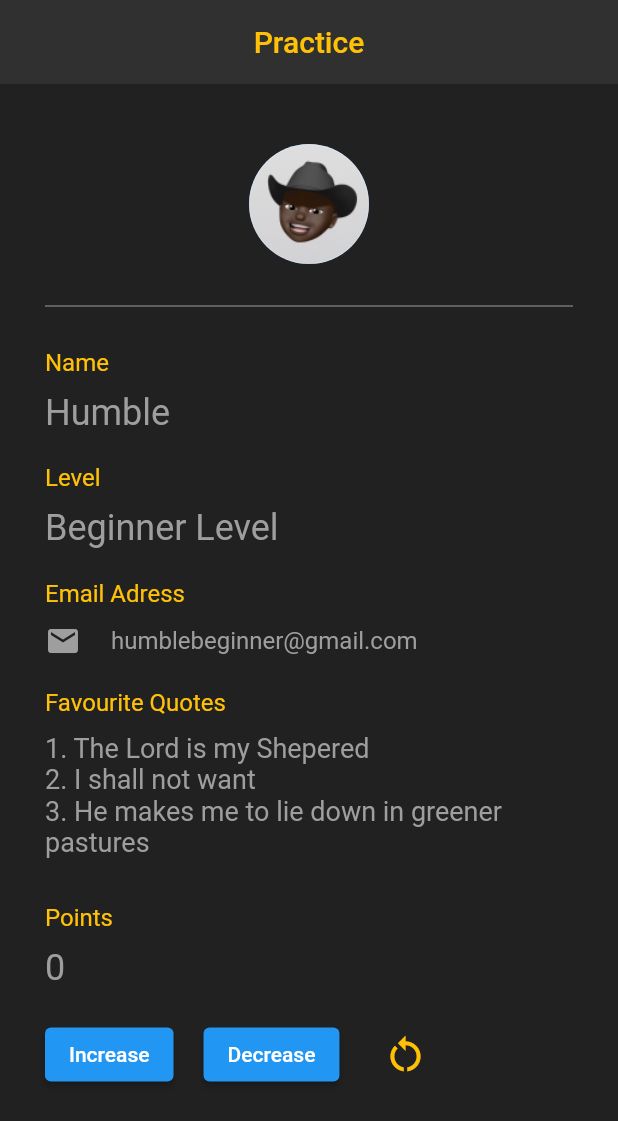
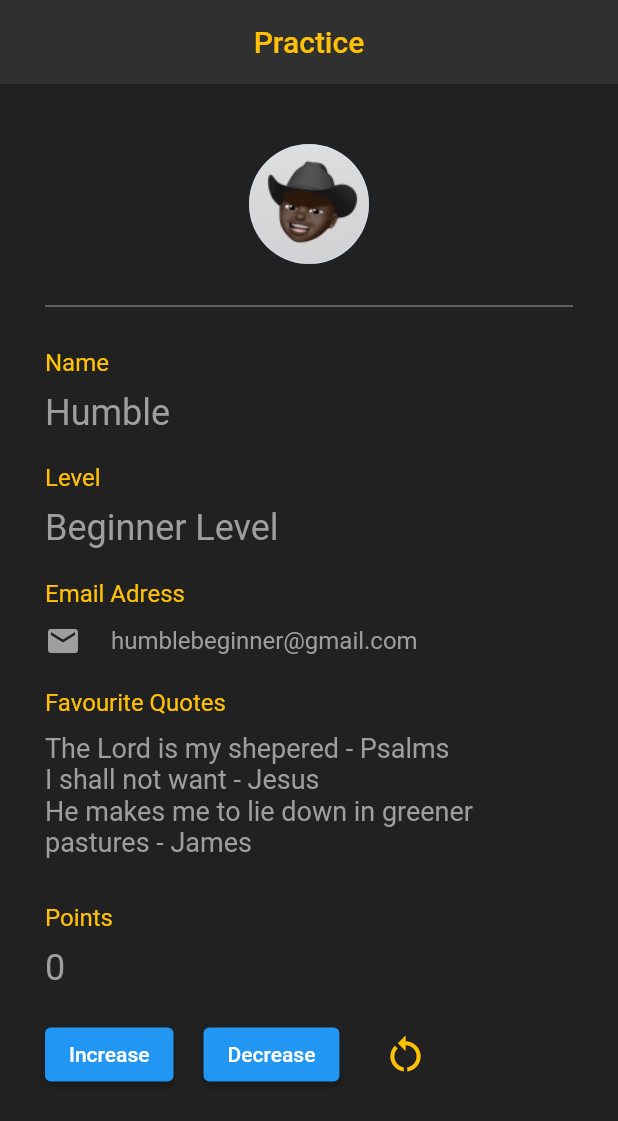
Before and after one commit to HumbleGh/HID, a Flutter app: the screen it shows after launch, on a phone screen of 412 x 824 dp. Shown: the top 1121 px of the screen. Run offline on Flutter 3.47's test engine with Material 2 defaults, Android fonts, the phone set to English and light mode, and no system bars.

Commit message:
added quote class

```diff
--- a/lib/main.dart
+++ b/lib/main.dart
@@ -1,4 +1,5 @@
 import 'package:flutter/material.dart';
+import 'quote.dart';
 
 void main() {
   runApp(const MaterialApp(
@@ -16,10 +17,10 @@ class Fixing extends StatefulWidget {
 class _Fixing extends State<Fixing> {
   int point = 0;
 
-  List<String> quotes = [
-    '1. The Lord is my Shepered',
-    '2. I shall not want',
-    '3. He makes me to lie down in greener pastures'
+  List<Quote> quotes = [
+    Quote(text: 'The Lord is my shepered', author: 'Psalms'),
+    Quote(text: 'I shall not want', author: 'Jesus'),
+    Quote(text: 'He makes me to lie down in greener pastures', author: 'James'),
   ];
 
   @override
@@ -145,7 +146,7 @@ class _Fixing extends State<Fixing> {
               crossAxisAlignment: CrossAxisAlignment.start,
               children: quotes.map((quote) {
                 return Text(
-                  quote,
+                  '${quote.text} - ${quote.author}',
                   style: const TextStyle(
                     color: Colors.grey,
                     fontSize: 18.0,
@@ -213,7 +214,7 @@ class _Fixing extends State<Fixing> {
                   color: Colors.amber,
                   size: 30.0,
                 ),
-              )
+              ),
             ]),
           ],
         ),
--- /dev/null
+++ b/lib/quote.dart
@@ -0,0 +1,6 @@
+class Quote {
+  String text;
+  String author;
+
+  Quote({required this.text, required this.author});
+}
```
